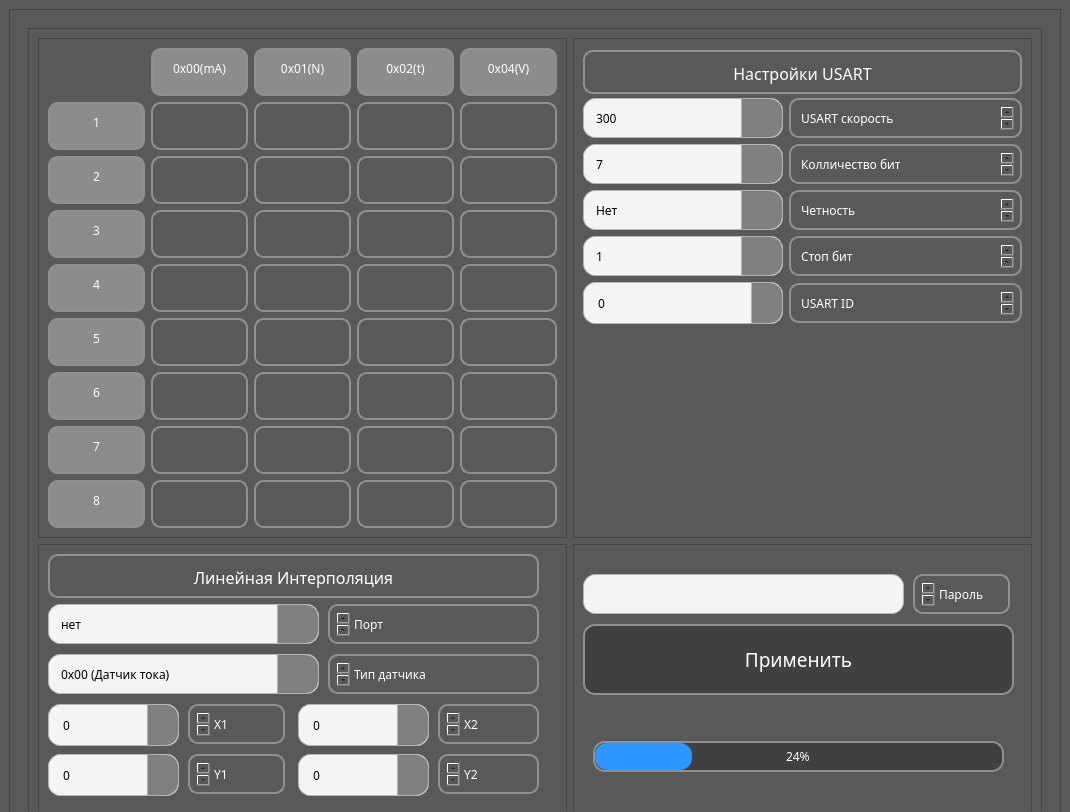
Above: untitled.ui from tempa37/ui_app before the change. Below: the same form after it.
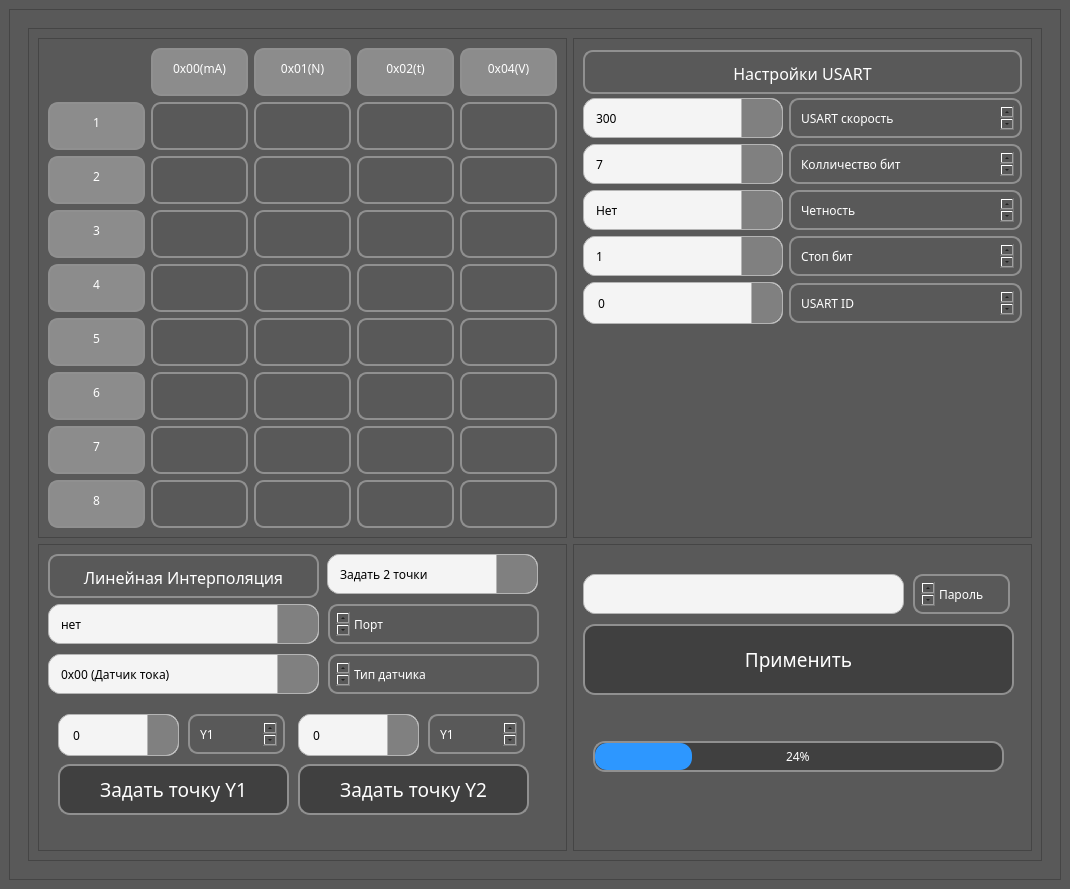
That is the form after the change. The open tabs and pages were chosen to show the change. Icons and pictures are not drawn.

Commit message: before new calib mode

```diff
--- a/untitled.ui
+++ b/untitled.ui
@@ -7,7 +7,7 @@
     <x>0</x>
     <y>0</y>
     <width>1070</width>
-    <height>812</height>
+    <height>889</height>
    </rect>
   </property>
   <property name="minimumSize">
@@ -2780,124 +2780,6 @@
                   </property>
                  </item>
                 </widget>
-                <widget class="QSpinBox" name="spinBox_3">
-                 <property name="geometry">
-                  <rect>
-                   <x>260</x>
-                   <y>210</y>
-                   <width>131</width>
-                   <height>42</height>
-                  </rect>
-                 </property>
-                 <property name="sizePolicy">
-                  <sizepolicy hsizetype="Expanding" vsizetype="Fixed">
-                   <horstretch>0</horstretch>
-                   <verstretch>0</verstretch>
-                  </sizepolicy>
-                 </property>
-                 <property name="minimumSize">
-                  <size>
-                   <width>0</width>
-                   <height>42</height>
-                  </size>
-                 </property>
-                 <property name="layoutDirection">
-                  <enum>Qt::LayoutDirection::LeftToRight</enum>
-                 </property>
-                 <property name="styleSheet">
-                  <string notr="true"/>
-                 </property>
-                 <property name="suffix">
-                  <string/>
-                 </property>
-                 <property name="maximum">
-                  <number>65535</number>
-                 </property>
-                </widget>
-                <widget class="QSpinBox" name="spinBox_5">
-                 <property name="geometry">
-                  <rect>
-                   <x>260</x>
-                   <y>160</y>
-                   <width>131</width>
-                   <height>42</height>
-                  </rect>
-                 </property>
-                 <property name="sizePolicy">
-                  <sizepolicy hsizetype="Expanding" vsizetype="Fixed">
-                   <horstretch>0</horstretch>
-                   <verstretch>0</verstretch>
-                  </sizepolicy>
-                 </property>
-                 <property name="minimumSize">
-                  <size>
-                   <width>0</width>
-                   <height>42</height>
-                  </size>
-                 </property>
-                 <property name="layoutDirection">
-                  <enum>Qt::LayoutDirection::LeftToRight</enum>
-                 </property>
-                 <property name="maximum">
-                  <number>65535</number>
-                 </property>
-                </widget>
-                <widget class="QSpinBox" name="spinBox_6">
-                 <property name="geometry">
-                  <rect>
-                   <x>10</x>
-                   <y>210</y>
-                   <width>131</width>
-                   <height>42</height>
-                  </rect>
-                 </property>
-                 <property name="sizePolicy">
-                  <sizepolicy hsizetype="Expanding" vsizetype="Fixed">
-                   <horstretch>0</horstretch>
-                   <verstretch>0</verstretch>
-                  </sizepolicy>
-                 </property>
-                 <property name="minimumSize">
-                  <size>
-                   <width>0</width>
-                   <height>42</height>
-                  </size>
-                 </property>
-                 <property name="layoutDirection">
-                  <enum>Qt::LayoutDirection::LeftToRight</enum>
-                 </property>
-                 <property name="maximum">
-                  <number>65535</number>
-                 </property>
-                </widget>
-                <widget class="QSpinBox" name="spinBox_7">
-                 <property name="geometry">
-                  <rect>
-                   <x>10</x>
-                   <y>160</y>
-                   <width>131</width>
-                   <height>42</height>
-                  </rect>
-                 </property>
-                 <property name="sizePolicy">
-                  <sizepolicy hsizetype="Expanding" vsizetype="Fixed">
-                   <horstretch>0</horstretch>
-                   <verstretch>0</verstretch>
-                  </sizepolicy>
-                 </property>
-                 <property name="minimumSize">
-                  <size>
-                   <width>0</width>
-                   <height>42</height>
-                  </size>
-                 </property>
-                 <property name="layoutDirection">
-                  <enum>Qt::LayoutDirection::LeftToRight</enum>
-                 </property>
-                 <property name="maximum">
-                  <number>65535</number>
-                 </property>
-                </widget>
                 <widget class="QTextBrowser" name="textBrowser_67">
                  <property name="geometry">
                   <rect>
@@ -2974,11 +2856,155 @@
 &lt;p style=&quot; margin-top:0px; margin-bottom:0px; margin-left:0px; margin-right:0px; -qt-block-indent:0; text-indent:0px;&quot;&gt;Тип датчика&lt;/p&gt;&lt;/body&gt;&lt;/html&gt;</string>
                  </property>
                 </widget>
+                <widget class="QTextBrowser" name="textBrowser_81">
+                 <property name="geometry">
+                  <rect>
+                   <x>10</x>
+                   <y>10</y>
+                   <width>271</width>
+                   <height>44</height>
+                  </rect>
+                 </property>
+                 <property name="sizePolicy">
+                  <sizepolicy hsizetype="Minimum" vsizetype="Expanding">
+                   <horstretch>0</horstretch>
+                   <verstretch>0</verstretch>
+                  </sizepolicy>
+                 </property>
+                 <property name="minimumSize">
+                  <size>
+                   <width>97</width>
+                   <height>44</height>
+                  </size>
+                 </property>
+                 <property name="maximumSize">
+                  <size>
+                   <width>16777215</width>
+                   <height>40</height>
+                  </size>
+                 </property>
+                 <property name="verticalScrollBarPolicy">
+                  <enum>Qt::ScrollBarPolicy::ScrollBarAlwaysOff</enum>
+                 </property>
+                 <property name="horizontalScrollBarPolicy">
+                  <enum>Qt::ScrollBarPolicy::ScrollBarAlwaysOff</enum>
+                 </property>
+                 <property name="html">
+                  <string>&lt;!DOCTYPE HTML PUBLIC &quot;-//W3C//DTD HTML 4.0//EN&quot; &quot;http://www.w3.org/TR/REC-html40/strict.dtd&quot;&gt;
+&lt;html&gt;&lt;head&gt;&lt;meta name=&quot;qrichtext&quot; content=&quot;1&quot; /&gt;&lt;meta charset=&quot;utf-8&quot; /&gt;&lt;style type=&quot;text/css&quot;&gt;
+p, li { white-space: pre-wrap; }
+hr { height: 1px; border-width: 0; }
+li.unchecked::marker { content: &quot;\2610&quot;; }
+li.checked::marker { content: &quot;\2612&quot;; }
+&lt;/style&gt;&lt;/head&gt;&lt;body style=&quot; font-family:'Noto Sans SC'; font-size:9pt; font-weight:400; font-style:normal;&quot;&gt;
+&lt;p align=&quot;center&quot; style=&quot; margin-top:0px; margin-bottom:0px; margin-left:0px; margin-right:0px; -qt-block-indent:0; text-indent:0px;&quot;&gt;&lt;span style=&quot; font-size:12pt;&quot;&gt;Линейная Интерполяция&lt;/span&gt;&lt;/p&gt;&lt;/body&gt;&lt;/html&gt;</string>
+                 </property>
+                </widget>
+                <widget class="QStackedWidget" name="stackedWidget_4">
+                 <property name="geometry">
+                  <rect>
+                   <x>10</x>
+                   <y>160</y>
+                   <width>501</width>
+                   <height>131</height>
+                  </rect>
+                 </property>
+                 <property name="layoutDirection">
+                  <enum>Qt::LayoutDirection::LeftToRight</enum>
+                 </property>
+                 <property name="currentIndex">
+                  <number>0</number>
+                 </property>
+                 <widget class="QWidget" name="page_16">
+                  <property name="contextMenuPolicy">
+                   <enum>Qt::ContextMenuPolicy::NoContextMenu</enum>
+                  </property>
+                  <property name="layoutDirection">
+                   <enum>Qt::LayoutDirection::RightToLeft</enum>
+                  </property>
+                  <property name="styleSheet">
+                   <string notr="true">/* ────────── ПРОГРЕСС-БАР ────────── */
+
+/* «заполненная» часть (горизонтальная) */
+QProgressBar::chunk {
+    background: #2d97ff;         /* ваш фирменный синий                 */
+    border-radius: 12px;         /* чтобы край заполнения тоже был круглым */
+	
+}
+
+/* ── QProgressBar ───────────────────────────────────────────*/
+QProgressBar {
+    border: 2px solid #909090;   /* такая же рамка, как в других контролах */
+    border-radius: 12px;
+    background: #404040;         /* общий тёмно-серый фон */
+    min-height: 24px;
+
+    text-align: center;          /* процент/текст по центру */
+    color: white;                /* белые буквы поверх синего */
+}
+</string>
+                  </property>
+                  <widget class="QSpinBox" name="spinBox_7">
+                   <property name="geometry">
+                    <rect>
+                     <x>0</x>
+                     <y>10</y>
+                     <width>131</width>
+                     <height>42</height>
+                    </rect>
+                   </property>
+                   <property name="sizePolicy">
+                    <sizepolicy hsizetype="Expanding" vsizetype="Fixed">
+                     <horstretch>0</horstretch>
+                     <verstretch>0</verstretch>
+                    </sizepolicy>
+                   </property>
+                   <property name="minimumSize">
+                    <size>
+                     <width>0</width>
+                     <height>42</height>
+                    </size>
+                   </property>
+                   <property name="layoutDirection">
+                    <enum>Qt::LayoutDirection::LeftToRight</enum>
+                   </property>
+                   <property name="maximum">
+                    <number>65535</number>
+                   </property>
+                  </widget>
+                  <widget class="QSpinBox" name="spinBox_6">
+                   <property name="geometry">
+                    <rect>
+                     <x>0</x>
+                     <y>60</y>
+                     <width>131</width>
+                     <height>42</height>
+                    </rect>
+                   </property>
+                   <property name="sizePolicy">
+                    <sizepolicy hsizetype="Expanding" vsizetype="Fixed">
+                     <horstretch>0</horstretch>
+                     <verstretch>0</verstretch>
+                    </sizepolicy>
+                   </property>
+                   <property name="minimumSize">
+                    <size>
+                     <width>0</width>
+                     <height>42</height>
+                    </size>
+                   </property>
+                   <property name="layoutDirection">
+                    <enum>Qt::LayoutDirection::LeftToRight</enum>
+                   </property>
+                   <property name="maximum">
+                    <number>65535</number>
+                   </property>
+                  </widget>
                 <widget class="QTextBrowser" name="textBrowser_69">
                  <property name="geometry">
                   <rect>
-                   <x>150</x>
-                   <y>160</y>
+                     <x>140</x>
+                     <y>10</y>
                    <width>97</width>
                    <height>40</height>
                   </rect>
@@ -3015,8 +3041,8 @@
                 <widget class="QTextBrowser" name="textBrowser_70">
                  <property name="geometry">
                   <rect>
-                   <x>150</x>
-                   <y>210</y>
+                     <x>140</x>
+                     <y>60</y>
                    <width>97</width>
                    <height>40</height>
                   </rect>
@@ -3050,11 +3076,39 @@
 &lt;p style=&quot; margin-top:0px; margin-bottom:0px; margin-left:0px; margin-right:0px; -qt-block-indent:0; text-indent:0px;&quot;&gt;Y1&lt;/p&gt;&lt;/body&gt;&lt;/html&gt;</string>
                  </property>
                 </widget>
+                  <widget class="QSpinBox" name="spinBox_5">
+                   <property name="geometry">
+                    <rect>
+                     <x>250</x>
+                     <y>10</y>
+                     <width>131</width>
+                     <height>42</height>
+                    </rect>
+                   </property>
+                   <property name="sizePolicy">
+                    <sizepolicy hsizetype="Expanding" vsizetype="Fixed">
+                     <horstretch>0</horstretch>
+                     <verstretch>0</verstretch>
+                    </sizepolicy>
+                   </property>
+                   <property name="minimumSize">
+                    <size>
+                     <width>0</width>
+                     <height>42</height>
+                    </size>
+                   </property>
+                   <property name="layoutDirection">
+                    <enum>Qt::LayoutDirection::LeftToRight</enum>
+                   </property>
+                   <property name="maximum">
+                    <number>65535</number>
+                   </property>
+                  </widget>
                 <widget class="QTextBrowser" name="textBrowser_71">
                  <property name="geometry">
                   <rect>
-                   <x>400</x>
-                   <y>160</y>
+                     <x>390</x>
+                     <y>10</y>
                    <width>101</width>
                    <height>40</height>
                   </rect>
@@ -3088,11 +3142,45 @@
 &lt;p style=&quot; margin-top:0px; margin-bottom:0px; margin-left:0px; margin-right:0px; -qt-block-indent:0; text-indent:0px;&quot;&gt;X2&lt;/p&gt;&lt;/body&gt;&lt;/html&gt;</string>
                  </property>
                 </widget>
+                  <widget class="QSpinBox" name="spinBox_3">
+                   <property name="geometry">
+                    <rect>
+                     <x>250</x>
+                     <y>60</y>
+                     <width>131</width>
+                     <height>42</height>
+                    </rect>
+                   </property>
+                   <property name="sizePolicy">
+                    <sizepolicy hsizetype="Expanding" vsizetype="Fixed">
+                     <horstretch>0</horstretch>
+                     <verstretch>0</verstretch>
+                    </sizepolicy>
+                   </property>
+                   <property name="minimumSize">
+                    <size>
+                     <width>0</width>
+                     <height>42</height>
+                    </size>
+                   </property>
+                   <property name="layoutDirection">
+                    <enum>Qt::LayoutDirection::LeftToRight</enum>
+                   </property>
+                   <property name="styleSheet">
+                    <string notr="true"/>
+                   </property>
+                   <property name="suffix">
+                    <string/>
+                   </property>
+                   <property name="maximum">
+                    <number>65535</number>
+                   </property>
+                  </widget>
                 <widget class="QTextBrowser" name="textBrowser_72">
                  <property name="geometry">
                   <rect>
-                   <x>400</x>
-                   <y>210</y>
+                     <x>390</x>
+                     <y>60</y>
                    <width>101</width>
                    <height>40</height>
                   </rect>
@@ -3126,16 +3214,46 @@
 &lt;p style=&quot; margin-top:0px; margin-bottom:0px; margin-left:0px; margin-right:0px; -qt-block-indent:0; text-indent:0px;&quot;&gt;Y2&lt;/p&gt;&lt;/body&gt;&lt;/html&gt;</string>
                  </property>
                 </widget>
-                <widget class="QTextBrowser" name="textBrowser_81">
+                 </widget>
+                 <widget class="QWidget" name="page_17">
+                  <widget class="QSpinBox" name="spinBox_8">
                  <property name="geometry">
                   <rect>
                    <x>10</x>
                    <y>10</y>
-                   <width>491</width>
-                   <height>44</height>
+                     <width>121</width>
+                     <height>42</height>
                   </rect>
                  </property>
                  <property name="sizePolicy">
+                    <sizepolicy hsizetype="Expanding" vsizetype="Fixed">
+                     <horstretch>0</horstretch>
+                     <verstretch>0</verstretch>
+                    </sizepolicy>
+                   </property>
+                   <property name="minimumSize">
+                    <size>
+                     <width>0</width>
+                     <height>42</height>
+                    </size>
+                   </property>
+                   <property name="layoutDirection">
+                    <enum>Qt::LayoutDirection::LeftToRight</enum>
+                   </property>
+                   <property name="maximum">
+                    <number>65535</number>
+                   </property>
+                  </widget>
+                  <widget class="QTextBrowser" name="textBrowser_75">
+                   <property name="geometry">
+                    <rect>
+                     <x>140</x>
+                     <y>10</y>
+                     <width>97</width>
+                     <height>40</height>
+                    </rect>
+                   </property>
+                   <property name="sizePolicy">
                   <sizepolicy hsizetype="Minimum" vsizetype="Expanding">
                    <horstretch>0</horstretch>
                    <verstretch>0</verstretch>
@@ -3144,7 +3262,7 @@
                  <property name="minimumSize">
                   <size>
                    <width>97</width>
-                   <height>44</height>
+                     <height>0</height>
                   </size>
                  </property>
                  <property name="maximumSize">
@@ -3153,12 +3271,72 @@
                    <height>40</height>
                   </size>
                  </property>
-                 <property name="verticalScrollBarPolicy">
-                  <enum>Qt::ScrollBarPolicy::ScrollBarAlwaysOff</enum>
-                 </property>
-                 <property name="horizontalScrollBarPolicy">
-                  <enum>Qt::ScrollBarPolicy::ScrollBarAlwaysOff</enum>
-                 </property>
+                   <property name="html">
+                    <string>&lt;!DOCTYPE HTML PUBLIC &quot;-//W3C//DTD HTML 4.0//EN&quot; &quot;http://www.w3.org/TR/REC-html40/strict.dtd&quot;&gt;
+&lt;html&gt;&lt;head&gt;&lt;meta name=&quot;qrichtext&quot; content=&quot;1&quot; /&gt;&lt;meta charset=&quot;utf-8&quot; /&gt;&lt;style type=&quot;text/css&quot;&gt;
+p, li { white-space: pre-wrap; }
+hr { height: 1px; border-width: 0; }
+li.unchecked::marker { content: &quot;\2610&quot;; }
+li.checked::marker { content: &quot;\2612&quot;; }
+&lt;/style&gt;&lt;/head&gt;&lt;body style=&quot; font-family:'Noto Sans SC'; font-size:9pt; font-weight:400; font-style:normal;&quot;&gt;
+&lt;p style=&quot; margin-top:0px; margin-bottom:0px; margin-left:0px; margin-right:0px; -qt-block-indent:0; text-indent:0px;&quot;&gt;Y1&lt;/p&gt;&lt;/body&gt;&lt;/html&gt;</string>
+                   </property>
+                  </widget>
+                  <widget class="QSpinBox" name="spinBox_9">
+                   <property name="geometry">
+                    <rect>
+                     <x>250</x>
+                     <y>10</y>
+                     <width>121</width>
+                     <height>42</height>
+                    </rect>
+                   </property>
+                   <property name="sizePolicy">
+                    <sizepolicy hsizetype="Expanding" vsizetype="Fixed">
+                     <horstretch>0</horstretch>
+                     <verstretch>0</verstretch>
+                    </sizepolicy>
+                   </property>
+                   <property name="minimumSize">
+                    <size>
+                     <width>0</width>
+                     <height>42</height>
+                    </size>
+                   </property>
+                   <property name="layoutDirection">
+                    <enum>Qt::LayoutDirection::LeftToRight</enum>
+                   </property>
+                   <property name="maximum">
+                    <number>65535</number>
+                   </property>
+                  </widget>
+                  <widget class="QTextBrowser" name="textBrowser_76">
+                   <property name="geometry">
+                    <rect>
+                     <x>380</x>
+                     <y>10</y>
+                     <width>97</width>
+                     <height>40</height>
+                    </rect>
+                   </property>
+                   <property name="sizePolicy">
+                    <sizepolicy hsizetype="Minimum" vsizetype="Expanding">
+                     <horstretch>0</horstretch>
+                     <verstretch>0</verstretch>
+                    </sizepolicy>
+                   </property>
+                   <property name="minimumSize">
+                    <size>
+                     <width>97</width>
+                     <height>0</height>
+                    </size>
+                   </property>
+                   <property name="maximumSize">
+                    <size>
+                     <width>16777215</width>
+                     <height>40</height>
+                    </size>
+                   </property>
                  <property name="html">
                   <string>&lt;!DOCTYPE HTML PUBLIC &quot;-//W3C//DTD HTML 4.0//EN&quot; &quot;http://www.w3.org/TR/REC-html40/strict.dtd&quot;&gt;
 &lt;html&gt;&lt;head&gt;&lt;meta name=&quot;qrichtext&quot; content=&quot;1&quot; /&gt;&lt;meta charset=&quot;utf-8&quot; /&gt;&lt;style type=&quot;text/css&quot;&gt;
@@ -3167,8 +3345,83 @@
 li.unchecked::marker { content: &quot;\2610&quot;; }
 li.checked::marker { content: &quot;\2612&quot;; }
 &lt;/style&gt;&lt;/head&gt;&lt;body style=&quot; font-family:'Noto Sans SC'; font-size:9pt; font-weight:400; font-style:normal;&quot;&gt;
-&lt;p align=&quot;center&quot; style=&quot; margin-top:0px; margin-bottom:0px; margin-left:0px; margin-right:0px; -qt-block-indent:0; text-indent:0px;&quot;&gt;&lt;span style=&quot; font-size:12pt;&quot;&gt;Линейная Интерполяция&lt;/span&gt;&lt;/p&gt;&lt;/body&gt;&lt;/html&gt;</string>
-                 </property>
+&lt;p style=&quot; margin-top:0px; margin-bottom:0px; margin-left:0px; margin-right:0px; -qt-block-indent:0; text-indent:0px;&quot;&gt;Y1&lt;/p&gt;&lt;/body&gt;&lt;/html&gt;</string>
+                   </property>
+                  </widget>
+                  <widget class="QPushButton" name="pushButton_8">
+                   <property name="geometry">
+                    <rect>
+                     <x>10</x>
+                     <y>60</y>
+                     <width>231</width>
+                     <height>51</height>
+                    </rect>
+                   </property>
+                   <property name="font">
+                    <font>
+                     <family>Noto Sans SC</family>
+                     <pointsize>14</pointsize>
+                    </font>
+                   </property>
+                   <property name="text">
+                    <string>Задать точку Y1</string>
+                   </property>
+                  </widget>
+                  <widget class="QPushButton" name="pushButton_9">
+                   <property name="geometry">
+                    <rect>
+                     <x>250</x>
+                     <y>60</y>
+                     <width>231</width>
+                     <height>51</height>
+                    </rect>
+                   </property>
+                   <property name="font">
+                    <font>
+                     <family>Noto Sans SC</family>
+                     <pointsize>14</pointsize>
+                    </font>
+                   </property>
+                   <property name="text">
+                    <string>Задать точку Y2</string>
+                   </property>
+                  </widget>
+                 </widget>
+                </widget>
+                <widget class="QComboBox" name="comboBox_12">
+                 <property name="geometry">
+                  <rect>
+                   <x>289</x>
+                   <y>10</y>
+                   <width>211</width>
+                   <height>40</height>
+                  </rect>
+                 </property>
+                 <property name="sizePolicy">
+                  <sizepolicy hsizetype="Expanding" vsizetype="Fixed">
+                   <horstretch>0</horstretch>
+                   <verstretch>0</verstretch>
+                  </sizepolicy>
+                 </property>
+                 <property name="minimumSize">
+                  <size>
+                   <width>200</width>
+                   <height>40</height>
+                  </size>
+                 </property>
+                 <property name="layoutDirection">
+                  <enum>Qt::LayoutDirection::LeftToRight</enum>
+                 </property>
+                 <item>
+                  <property name="text">
+                   <string>Задать 2 точки</string>
+                  </property>
+                 </item>
+                 <item>
+                  <property name="text">
+                   <string>Задать 4 точки</string>
+                  </property>
+                 </item>
                 </widget>
                </widget>
               </item>
```
Lines whose indentation alone changed are shown as unchanged. The commit also changes 2 other files.
